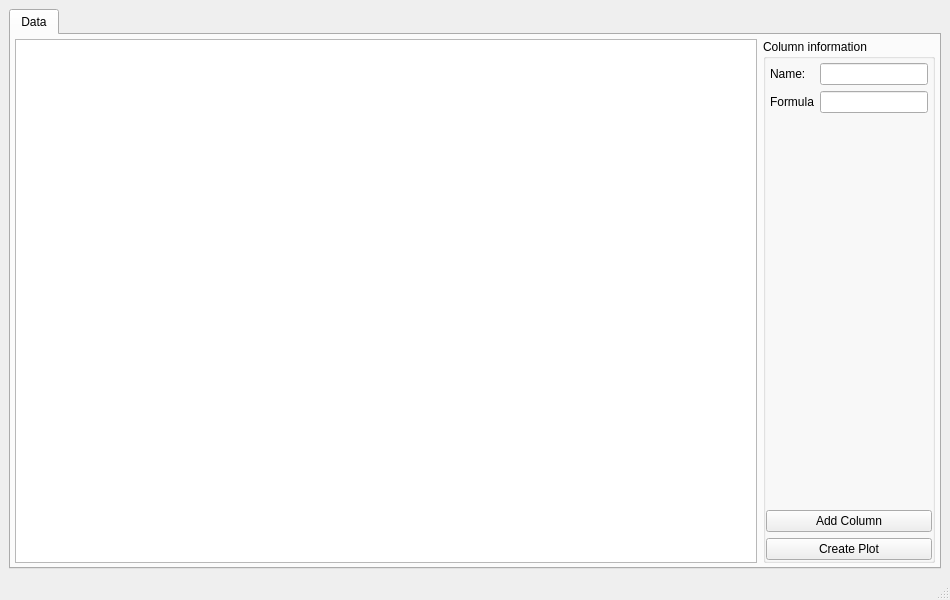
The window that src/analyser/resources/analyser.ui (davidfokkema/tailor) describes before a commit, drawn with Qt 5.
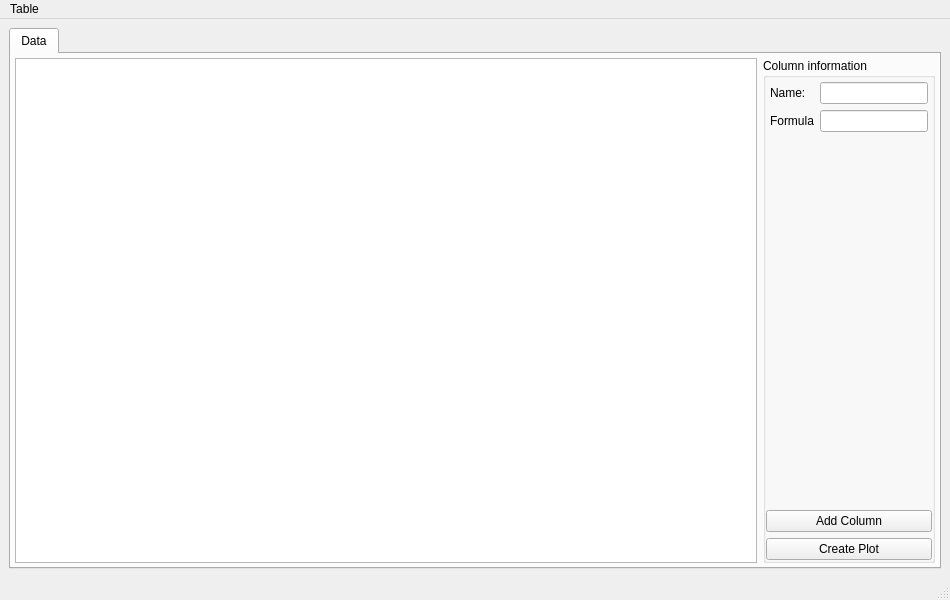
The same window after the commit.

Commit message: Added menu items

Diff of the .ui file:
```diff
--- a/src/analyser/resources/analyser.ui
+++ b/src/analyser/resources/analyser.ui
@@ -143,6 +143,18 @@
      <height>24</height>
     </rect>
    </property>
+   <widget class="QMenu" name="menuTable">
+    <property name="title">
+     <string>Table</string>
+    </property>
+    <addaction name="actionAdd_column"/>
+    <addaction name="actionAdd_calculated_column"/>
+    <addaction name="actionAdd_row"/>
+    <addaction name="separator"/>
+    <addaction name="actionDelete_column"/>
+    <addaction name="actionDelete_row"/>
+   </widget>
+   <addaction name="menuTable"/>
   </widget>
   <widget class="QStatusBar" name="statusbar"/>
  </widget>
```
Left out of the diff: 25 changed lines with no effect on the pictures. The commit also changes 1 other file.
